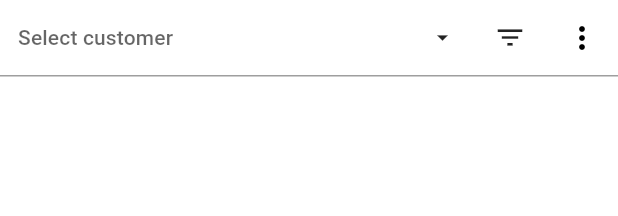
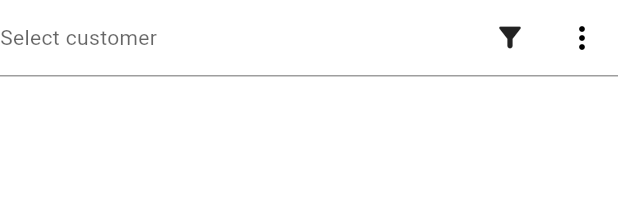
Before and after one commit to BigBlueLogistics/customer_app_mob, a Flutter app: the MDFilter widget shown alone on an empty page, opened directly, on a phone screen of 412 x 824 dp. Shown: the top 216 px of the screen. Run offline on Flutter 3.47's test engine with Material 3 defaults, Android fonts, the phone set to English and light mode, and no system bars; our stand-ins replace dio, equatable, flutter_bloc, get_it, go_router, hydrated_bloc and 3 more; accounts and stored records are empty; generated files the repository leaves out were written again; network calls fail.

Commit message:
update inventory modal filtering

```diff
--- a/lib/config/theme/light_theme.dart
+++ b/lib/config/theme/light_theme.dart
@@ -26,4 +26,18 @@ ThemeData lightMode = ThemeData(
     surfaceTintColor: Colors.white,
   ),
   dividerTheme: const DividerThemeData(color: Colors.black12, thickness: 1),
+  segmentedButtonTheme: SegmentedButtonThemeData(
+    style: SegmentedButton.styleFrom(
+      backgroundColor: Colors.grey[200],
+      foregroundColor: Colors.blue[400],
+      selectedForegroundColor: Colors.white,
+      selectedBackgroundColor: Colors.blue[400],
+      side: const BorderSide(
+        color: Colors.black12,
+      ),
+      minimumSize: Size.zero,
+      padding: const EdgeInsets.all(5.0),
+      tapTargetSize: MaterialTapTargetSize.shrinkWrap,
+    ),
+  ),
 );
--- a/lib/core/presentation/widgets/molecules/md_filter/md_filter.dart
+++ b/lib/core/presentation/widgets/molecules/md_filter/md_filter.dart
@@ -3,13 +3,11 @@ import 'package:flutter/material.dart';
 class MDFilter extends StatelessWidget {
   const MDFilter({
     super.key,
-    this.onSelectCustomer,
     this.selectedCustomer,
     this.onFilter,
     this.menuList,
   });
 
-  final VoidCallback? onSelectCustomer;
   final String? selectedCustomer;
   final VoidCallback? onFilter;
   final List<MenuItemButton>? menuList;
@@ -17,36 +15,26 @@ class MDFilter extends StatelessWidget {
   @override
   Widget build(BuildContext context) {
     return Container(
-      padding: const EdgeInsets.symmetric(vertical: 1.0),
+      padding: const EdgeInsets.symmetric(
+        vertical: 1.0,
+      ),
       decoration: const BoxDecoration(
         border: BorderDirectional(bottom: BorderSide(color: Colors.grey)),
       ),
       child: Row(children: [
         Expanded(
-          flex: 2,
-          child: TextButton(
-            onPressed: onSelectCustomer,
-            child: Row(
-              mainAxisAlignment: MainAxisAlignment.spaceBetween,
-              children: [
-                Text(
-                  selectedCustomer != null && selectedCustomer!.isNotEmpty
-                      ? selectedCustomer.toString()
-                      : 'Select customer',
-                  style: TextStyle(color: Theme.of(context).hintColor),
-                ),
-                const Icon(
-                  Icons.arrow_drop_down,
-                  color: Colors.black87,
-                ),
-              ],
-            ),
+          flex: 1,
+          child: Text(
+            selectedCustomer != null && selectedCustomer!.isNotEmpty
+                ? selectedCustomer.toString()
+                : 'Select customer',
+            style: TextStyle(color: Theme.of(context).hintColor),
           ),
         ),
         IconButton(
           onPressed: onFilter,
           icon: const Icon(
-            Icons.filter_list_outlined,
+            Icons.filter_alt_rounded,
             size: 22.0,
             color: Colors.black87,
           ),
--- a/lib/core/usecases/warehouse/get_warehouse.dart
+++ b/lib/core/usecases/warehouse/get_warehouse.dart
@@ -1,4 +1,3 @@
-import 'package:customer_app_mob/core/data/models/warehouse.dart';
 import 'package:customer_app_mob/core/data/repository/warehouse_repository.dart';
 import 'package:customer_app_mob/core/utils/data_state.dart';
 import 'package:customer_app_mob/core/utils/use_cases.dart';
```
Also changed, not shown: lib/core/presentation/screens/inventory.dart (+6 -22 lines), lib/core/presentation/widgets/templates/inventory_template.dart (+43 -73 lines), lib/core/presentation/widgets/templates/widgets/modal_filter_content.dart (added, +116 -0 lines).
